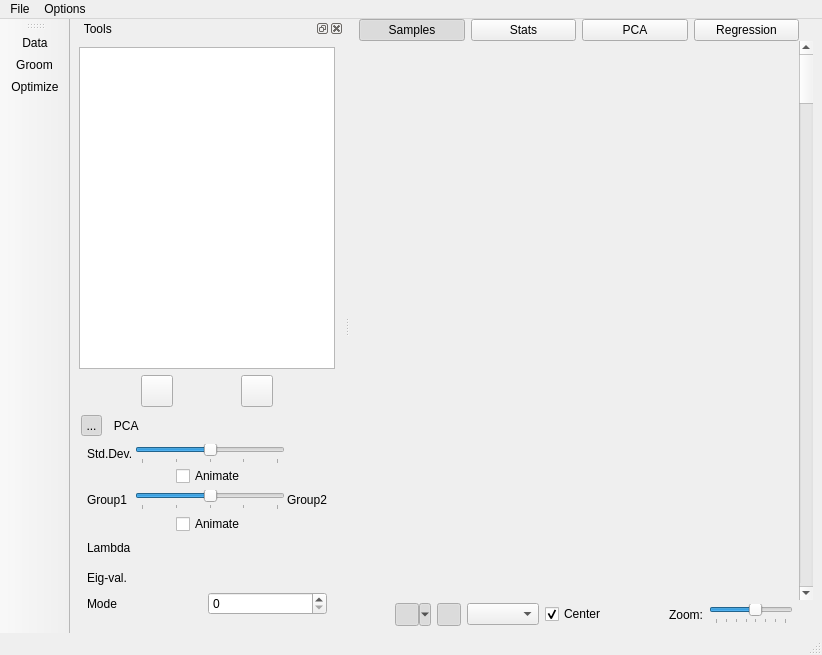
SCIInstitute/ShapeWorks, file src/Application/ShapeWorksStudioApp.ui: the form before one commit.
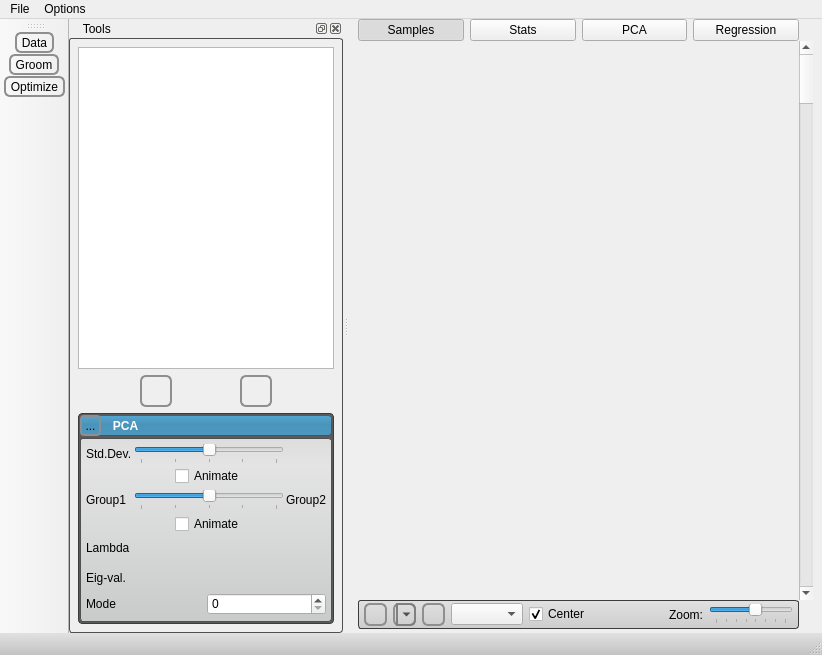
The form after the commit. Icons and pictures are not drawn. Custom widgets are drawn as their Qt base class.

What changed in the file:
```diff
--- a/src/Application/ShapeWorksStudioApp.ui
+++ b/src/Application/ShapeWorksStudioApp.ui
@@ -21,74 +21,35 @@
    <string notr="true">
 
 
-
-/*
 QWidget#dockWidgetContents
 {
-background-color: qlineargradient(spread:pad, x1:0, y1:0, x2:0, y2:1, stop:0 rgba(225, 225, 225, 255), stop:1 rgba(195, 195, 195, 255));
-border: 1px solid rgb(60, 60, 60);
-border-radius: 3px;
-}
-*/
-
-
-QWidget#dockWidgetContents
-{
-border: 1px solid rgb(80,80,80);
-border-radius: 3px;
+  border: 1px solid rgb(80,80,80);
+  border-radius: 3px;
 }
 
 QWidget#statusbar
 {
-
-background-color: qlineargradient(spread:pad, x1:0, y1:0, x2:0, y2:1, stop:0 rgba(225, 225, 225, 255), stop:1 rgba(195, 195, 195, 255));
-
+  background-color: qlineargradient(spread:pad, x1:0, y1:0, x2:0, y2:1, stop:0 rgba(225, 225, 225, 255), stop:1 rgba(195, 195, 195, 255));
 }
 
 
 QWidget#zoomWidget
 {
-background-color: qlineargradient(spread:pad, x1:0, y1:0, x2:0, y2:1, stop:0 rgba(225, 225, 225, 255), stop:1 rgba(205, 205, 205, 255));
-border: 1px solid rgb(60, 60, 60);
-border-radius: 3px;
+  background-color: qlineargradient(spread:pad, x1:0, y1:0, x2:0, y2:1, stop:0 rgba(225, 225, 225, 255), stop:1 rgba(205, 205, 205, 255));
+  border: 1px solid rgb(60, 60, 60);
+  border-radius: 3px;
 }
 
 QWidget#control_widget
 {
-background-color: qlineargradient(spread:pad, x1:0, y1:0, x2:0, y2:1, stop:0 rgba(225, 225, 225, 255), stop:1 rgba(205, 205, 205, 255));
-border: 1px solid rgb(60, 60, 60);
-border-radius: 3px;
+  background-color: qlineargradient(spread:pad, x1:0, y1:0, x2:0, y2:1, stop:0 rgba(225, 225, 225, 255), stop:1 rgba(205, 205, 205, 255));
+  border: 1px solid rgb(60, 60, 60);
+  border-radius: 3px;
 }
 
 
 
 /********************** Tab Widget ***********************/
-vv
-/*
-QTabWidget::pane {
-	border: 2px solid rgb( 80, 80, 80 );
-}
-*/
-
-/*
-QTabWidget::pane{
-	border-top: 2px solid #C2C7DB;
-	background-color: qlineargradient(spread:pad, x1:0.5, y1:0, x2:0.5, y2:0.960227, stop:0 rgba(221, 221, 221, 255), stop:0.155779 rgba(228, 228, 228, 255), stop:1 rgba(202, 204, 204, 255));      
-}
-*/
-/*
-QTabBar::tab {
-	background-color: qlineargradient(spread:pad, x1:0.5, y1:0, x2:0.5, y2:0.960227, stop:0 rgba(0, 0, 0, 0), stop:0.45 rgba(0, 0, 0, 30), stop:1 rgba(0, 0, 0, 25));
-	color: white;
- }
-*/
-
-/*
-QTabBar::tab:selected {
-	background-color: rgb( 84, 168, 212 );
-}
-*/
-
 QWidget#meanTab{
 	background-color: qlineargradient(spread:pad, x1:0.5, y1:0, x2:0.5, y2:0.960227, stop:0 rgba(221, 221, 221, 255), stop:0.155779 rgba(228, 228, 228, 255), stop:1 rgba(202, 204, 204, 255));
 }
@@ -134,7 +95,7 @@
 
 QWidget#visualizationHeaderBackground{
 	background-color: rgb( 84, 168, 212 );
-    border-radius: 3px;
+        border-radius: 3px;
 	border: 1px solid rgb(90, 90, 90);
 }
 
@@ -310,47 +271,12 @@
 
 
 QWidget#controlsDockContents {
-/*	background-color: rgb(0,0,1);
-*/
-
-/*
-background-color: qlineargradient(spread:pad, x1:0.5, y1:0, x2:0.5, y2:0.960227, stop:0 rgba(1, 0, 0, 0), stop:0.45 rgba(0, 0, 1, 30), stop:1 rgba(0, 1, 0, 25));
-*/
-
-/*	background-color: qlineargradient(spread:pad, x1:0.5, y1:0, x2:0.5, y2:0.960227, stop:0 rgba(69, 168, 212, 255), stop:0.45 rgba(0, 0, 0, 30), stop:1 rgba(60, 60, 60, 255));
-*/   
  border-radius: 3px;
-
-background: rgb(90,90,90);
-
-/*
-	background: grey
-*/
-
-/*	color: red;	
-*/
+ background: rgb(90,90,90);
 }
 
 
 
-/*
-QToolButton{
-	border: 1px solid rgba( 0, 0, 0, 0 );
-	margin: 0, 0, 0, 0;
-	padding: 0, 0, 0, 0;
-}
-
-QToolButton:hover{
-	background-color: rgba( 140, 140, 140, 50 );
-}
-
-QToolButton:pressed{
-	border: 1px solid rgba( 100, 100, 100, 120 );
-	background-color: rgba( 100, 100, 100, 200 );
-}
-
-*/
-
 
 QToolButton { /* all types of tool button */
      border: 2px solid #8f8f91;
@@ -359,14 +285,23 @@
                                        stop: 0 #f6f7fa, stop: 1 #dadbde);
  }
 
+
  QToolButton[popupMode=&quot;1&quot;] { /* only for MenuButtonPopup */
      padding-right: 20px; /* make way for the popup button */
  }
 
+
  QToolButton:pressed {
      background-color: qlineargradient(x1: 0, y1: 0, x2: 0, y2: 1,
                                        stop: 0 #dadbde, stop: 1 #f6f7fa);
- }
+  
+  }
+
+ QToolButton:checked {
+     background-color: qlineargradient(x1: 0, y1: 0, x2: 0, y2: 1,
+                                       stop: 0 #dadbde, stop: 1 #f6f7fa);
+  
+  }
 
  /* the subcontrols below are used only in the MenuButtonPopup mode */
  QToolButton::menu-button {
@@ -377,34 +312,32 @@
      width: 16px;
  }
 
+/*
  QToolButton::menu-arrow {
      image: url(downarrow.png);
  }
+*/
 
-/*
+
  QToolButton::menu-arrow:open {
      top: 1px; left: 1px; /* shift it a bit */
  }
-*/
 
 
 /*
-QPushButton { /* all types of push button */
+QPushButton { 
  border: 2px solid #8f8f91;
  border-radius: 6px;
  background-color: qlineargradient(x1: 0, y1: 0, x2: 0, y2: 1,
   stop: 0 #f6f7fa, stop: 1 #dadbde);
 }
+*/
 
+/*
 QPushButton:pressed {
  background-color: qlineargradient(x1: 0, y1: 0, x2: 0, y2: 1,
   stop: 0 #dadbde, stop: 1 #f6f7fa);
 }
-
-
- QPushButton[popupMode=&quot;1&quot;] { /* only for MenuButtonPopup */
-     padding-right: 20px; /* make way for the popup button */
- }
 */
 
 
```
Left out of the diff: 2 changed lines with no effect on the pictures.
